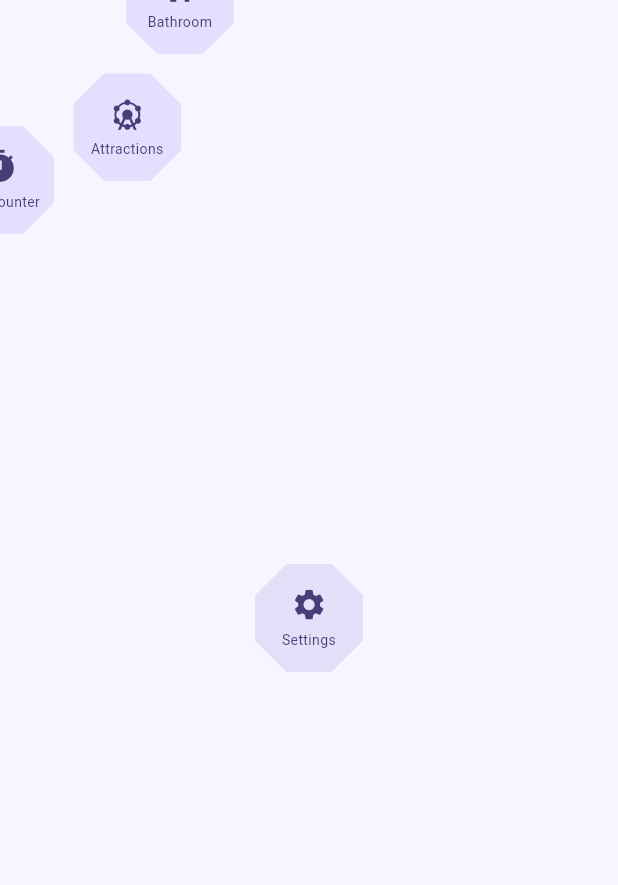
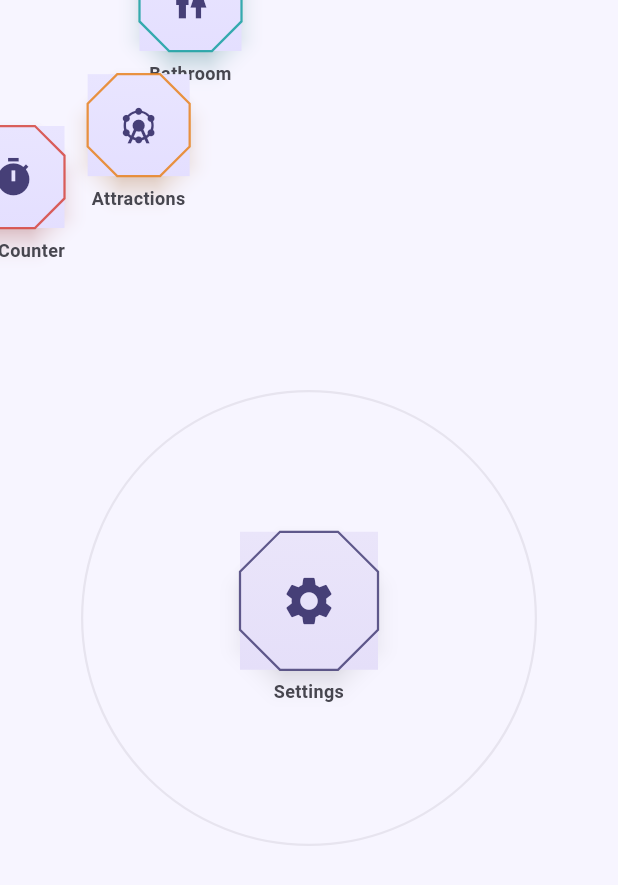
Before and after one commit to TeacherEvan/Quicky, a Flutter app: the DashboardPage screen opened directly, on a phone screen of 412 x 824 dp. Shown: the top 885 px of the screen. Run offline on Flutter 3.47's test engine with Material 3 defaults, Android fonts, the phone set to English and light mode, and no system bars; our stand-ins replace camera, flutter_riverpod, flutter_secure_storage, go_router, image_picker, shared_preferences; missing offline and left inert: installed_apps; accounts and stored records are empty.

Commit message:
feat(dashboard): per-tile accent tints, raised octagons, dark ring, responsive + tests
- OctagonTile: PhysicalShape shadow + gradient sheen + accent edge glow;
  label moved below the octagon for legibility; press-scale + staggered entrance
- DashboardLayout: viewport-scaled ring (no clip on small phones), dark-mode-aware
  connecting ring, 92px settings hub
- DashboardTile gains accent Color; dashboard provider assigns per-feature accents
- Add widget tests: accent+tap, 8-tile render at 320px no overflow
- flutter analyze clean (0 errors/warnings), 8/8 tests pass

```diff
--- a/lib/features/dashboard/dashboard_controller.dart
+++ b/lib/features/dashboard/dashboard_controller.dart
@@ -1,17 +1,21 @@
 import 'package:flutter/material.dart';
 import 'package:flutter_riverpod/flutter_riverpod.dart';
 
-/// Dashboard tile descriptor: route + static metadata.
+/// Dashboard tile descriptor: route + static metadata + accent color.
 class DashboardTile {
   const DashboardTile({
     required this.route,
     required this.icon,
     required this.labelKey,
+    required this.accent,
   });
 
   final String route;
   final IconData icon;
   final String labelKey;
+
+  /// Feature accent used for scannability (subtle octagon tint + edge glow).
+  final Color accent;
 }
 
 /// Provider holding the ordered list of dashboard tiles.
@@ -22,37 +26,49 @@ final dashboardTilesProvider = Provider<List<DashboardTile>>((ref) {
       route: '/cost',
       icon: Icons.attach_money,
       labelKey: 'costTile',
+      accent: Color(0xFF2E9E5B),
     ),
     DashboardTile(
       route: '/location',
       icon: Icons.place,
       labelKey: 'locationTile',
+      accent: Color(0xFF2D7FF9),
     ),
-    DashboardTile(route: '/bathroom', icon: Icons.wc, labelKey: 'bathroomTile'),
+    DashboardTile(
+      route: '/bathroom',
+      icon: Icons.wc,
+      labelKey: 'bathroomTile',
+      accent: Color(0xFF15A0A0),
+    ),
     DashboardTile(
       route: '/attractions',
       icon: Icons.attractions,
       labelKey: 'attractionsTile',
+      accent: Color(0xFFE8821E),
     ),
     DashboardTile(
       route: '/counter',
       icon: Icons.timer,
       labelKey: 'counterTile',
+      accent: Color(0xFFD6453D),
     ),
     DashboardTile(
       route: '/bolt',
       icon: Icons.electric_bolt,
       labelKey: 'boltTile',
+      accent: Color(0xFFE0A800),
     ),
     DashboardTile(
       route: '/banking',
       icon: Icons.account_balance,
       labelKey: 'bankingTile',
+      accent: Color(0xFF6C4BE0),
     ),
     DashboardTile(
       route: '/weather',
       icon: Icons.wb_sunny,
       labelKey: 'weatherTile',
+      accent: Color(0xFF1FA8C9),
     ),
   ];
 });
--- a/lib/features/dashboard/dashboard_page.dart
+++ b/lib/features/dashboard/dashboard_page.dart
@@ -22,6 +22,7 @@ class DashboardPage extends ConsumerWidget {
             icon: t.icon,
             label: _label(l10n, t.labelKey),
             semanticsLabel: _label(l10n, t.labelKey),
+            accent: t.accent,
             onTap: () => context.push(t.route),
           ),
         )
@@ -35,6 +36,7 @@ class DashboardPage extends ConsumerWidget {
           semanticsLabel: l10n.settingsTile,
           onTap: () => context.push(Routes.settings),
           color: Theme.of(context).colorScheme.secondaryContainer,
+          octagonSize: 92,
         ),
         tiles: octagonTiles,
       ),
--- a/lib/shared/widgets/dashboard_layout.dart
+++ b/lib/shared/widgets/dashboard_layout.dart
@@ -4,8 +4,11 @@ import 'package:flutter/material.dart';
 import 'package:quicky/shared/widgets/octagon_tile.dart';
 
 /// Lays out 8 tiles in an octagon formation around a center widget.
-/// Uses trig to position each tile on a ring; center is the settings hub.
-class DashboardLayout extends StatelessWidget {
+///
+/// Trig positions each tile on a ring; the rim size scales to the viewport so
+/// the outer tiles never clip on small phones, and a faint connecting ring
+/// ties the rim to the center hub. Tiles fade + pop in on a staggered curve.
+class DashboardLayout extends StatefulWidget {
   const DashboardLayout({
     super.key,
     required this.tiles,
@@ -19,26 +22,89 @@ class DashboardLayout extends StatelessWidget {
   final double radius;
 
   @override
+  State<DashboardLayout> createState() => _DashboardLayoutState();
+}
+
+class _DashboardLayoutState extends State<DashboardLayout>
+    with SingleTickerProviderStateMixin {
+  late final AnimationController _enter = AnimationController(
+    vsync: this,
+    duration: const Duration(milliseconds: 700),
+  )..forward();
+
+  @override
+  void dispose() {
+    _enter.dispose();
+    super.dispose();
+  }
+
+  @override
   Widget build(BuildContext context) {
-    assert(tiles.length == 8, 'DashboardLayout expects exactly 8 tiles.');
-    final placed = <Widget>[Center(child: center)];
-    for (var i = 0; i < tiles.length; i++) {
+    assert(
+      widget.tiles.length == 8,
+      'DashboardLayout expects exactly 8 tiles.',
+    );
+    final scheme = Theme.of(context).colorScheme;
+    final mq = MediaQuery.of(context);
+    final viewport = min(mq.size.width, mq.size.height);
+
+    // Scale the ring so the outermost octagon (plus its label) stays on-screen.
+    final octSize = widget.tiles.first.octagonSize;
+    final maxRadius = viewport / 2 - octSize - 20.0; // 20 = label + margin
+    final r = max(64.0, min(widget.radius, maxRadius));
+
+    // Brighter ring in dark mode so it stays visible on _darkSurface; faint in
+    // light mode so it doesn't compete with the octagons.
+    final isDark = scheme.brightness == Brightness.dark;
+    final ringColor = isDark
+        ? scheme.outlineVariant.withValues(alpha: 0.7)
+        : scheme.outlineVariant.withValues(alpha: 0.35);
+    final ring = Container(
+      width: r * 2 + octSize,
+      height: r * 2 + octSize,
+      decoration: BoxDecoration(
+        shape: BoxShape.circle,
+        border: Border.all(color: ringColor, width: 1.5),
+      ),
+    );
+
+    final placed = <Widget>[
+      _fade(child: Center(child: widget.center)),
+      Center(child: ring),
+    ];
+
+    for (var i = 0; i < widget.tiles.length; i++) {
       // Start at -90° (top) and step 45° clockwise.
       final angle = (-90 + i * 45) * pi / 180;
-      final dx = cos(angle) * radius;
-      final dy = sin(angle) * radius;
+      final dx = cos(angle) * r;
+      final dy = sin(angle) * r;
+      final delay = (i / widget.tiles.length) * 0.5;
+      final anim = CurvedAnimation(
+        parent: _enter,
+        curve: Interval(delay, 1, curve: Curves.easeOutBack),
+      );
       placed.add(
         Positioned(
-          // Offset by half the tile size so each tile's CENTER sits on the ring
-          // point (the Stack origin is its top-left, not the center).
-          left: dx - tiles[i].size / 2,
-          top: dy - tiles[i].size / 2,
-          child: tiles[i],
+          // Offset by half the octagon so its CENTER sits on the ring point;
+          // the label hangs below naturally.
+          left: dx - octSize / 2,
+          top: dy - octSize / 2,
+          child: FadeTransition(
+            opacity: anim,
+            child: ScaleTransition(
+              scale: Tween<double>(begin: 0.6, end: 1).animate(anim),
+              child: widget.tiles[i],
+            ),
+          ),
         ),
       );
     }
+
     return SizedBox.expand(
       child: Stack(alignment: Alignment.center, children: placed),
     );
   }
+
+  Widget _fade({required Widget child}) =>
+      FadeTransition(opacity: _enter, child: child);
 }
--- a/lib/shared/widgets/octagon_tile.dart
+++ b/lib/shared/widgets/octagon_tile.dart
@@ -1,82 +1,198 @@
 import 'package:flutter/material.dart';
 
-/// An octagon-shaped tappable tile: clip-path octagon, icon + label, tap ripple.
-class OctagonTile extends StatelessWidget {
+/// An octagon-shaped tappable tile.
+///
+/// The octagon body carries a real cast shadow ([PhysicalShape]) plus a subtle
+/// top-down gradient sheen and a thin outline so it reads as a raised surface
+/// rather than a flat cut-out. The label sits *below* the octagon (not inside
+/// it) so it stays legible at small sizes. A press scales the body for tactile
+/// feedback; the whole tile is one semantics node.
+class OctagonTile extends StatefulWidget {
   const OctagonTile({
     super.key,
     required this.icon,
     required this.label,
     required this.onTap,
-    this.size = 72,
+    this.octagonSize = 68,
     this.color,
+    this.accent,
+    this.labelStyle,
     this.semanticsLabel,
   });
 
   final IconData icon;
   final String label;
   final VoidCallback onTap;
-  final double size;
+  final double octagonSize;
   final Color? color;
+
+  /// Optional feature accent. Drives a subtle corner tint + edge glow for
+  /// scannability. Falls back to the on-color when null.
+  final Color? accent;
 
   /// Optional screen-reader label; defaults to [label] when null (Task 11.4 a11y).
   final String? semanticsLabel;
 
+  /// Caption style for the label beneath the octagon.
+  final TextStyle? labelStyle;
+
+  @override
+  State<OctagonTile> createState() => _OctagonTileState();
+}
+
+class _OctagonTileState extends State<OctagonTile>
+    with SingleTickerProviderStateMixin {
+  /// Drives the press-scale feedback (0.92 pressed -> 1.0 resting).
+  late final AnimationController _scale = AnimationController(
+    vsync: this,
+    duration: const Duration(milliseconds: 110),
+    lowerBound: 0.92,
+    upperBound: 1,
+  )..value = 1;
+
+  void _press() => _scale.reverse();
+  void _release() => _scale.forward();
+
+  @override
+  void dispose() {
+    _scale.dispose();
+    super.dispose();
+  }
+
   @override
   Widget build(BuildContext context) {
     final scheme = Theme.of(context).colorScheme;
-    final tileColor = color ?? scheme.primaryContainer;
-    final effectiveLabel = semanticsLabel ?? label;
-    return Material(
-      color: Colors.transparent,
-      child: Semantics(
+    final base = widget.color ?? scheme.primaryContainer;
+    final onColor = scheme.onPrimaryContainer;
+    final caption =
+        widget.labelStyle ??
+        TextStyle(
+          fontSize: 12,
+          fontWeight: FontWeight.w600,
+          color: scheme.onSurfaceVariant,
+        );
+
+    return Semantics(
       button: true,
-        label: effectiveLabel,
-        child: InkWell(
-          onTap: onTap,
-          customBorder: const _OctagonBorder(),
-          borderRadius: BorderRadius.circular(12),
+      label: widget.semanticsLabel ?? widget.label,
+      child: GestureDetector(
+        onTapDown: (_) => _press(),
+        onTapUp: (_) {
+          _release();
+          widget.onTap();
+        },
+        onTapCancel: _release,
+        child: Column(
+          mainAxisSize: MainAxisSize.min,
+          children: [
+            ScaleTransition(
+              scale: _scale,
+              child: _OctagonBody(
+                size: widget.octagonSize,
+                icon: widget.icon,
+                color: base,
+                accent: widget.accent,
+                onColor: onColor,
+              ),
+            ),
+            const SizedBox(height: 6),
+            ExcludeSemantics(
               child: SizedBox(
-            width: size,
-            height: size,
-            child: ClipPath(
-              clipper: const _OctagonClipper(),
-              child: Container(
-                color: tileColor,
-                child: Column(
-                  mainAxisAlignment: MainAxisAlignment.center,
-                  children: [
-                    Icon(
-                      icon,
-                      size: size * 0.34,
-                      color: scheme.onPrimaryContainer,
-                    ),
-                    const SizedBox(height: 4),
-                    Padding(
-                      padding: const EdgeInsets.symmetric(horizontal: 4),
-                      // Exclude the inner Text from the semantics tree so the
-                      // tile's label isn't announced twice (Text + Semantics).
-                      child: ExcludeSemantics(
+                width: widget.octagonSize + 18,
                 child: Text(
-                          label,
+                  widget.label,
                   textAlign: TextAlign.center,
-                          maxLines: 2,
+                  maxLines: 1,
                   overflow: TextOverflow.ellipsis,
-                          style: TextStyle(
-                            fontSize: size * 0.13,
-                            color: scheme.onPrimaryContainer,
-                          ),
+                  style: caption,
                 ),
               ),
             ),
           ],
         ),
       ),
+    );
+  }
+}
+
+/// The raised octagon body: cast shadow + gradient sheen + outline.
+class _OctagonBody extends StatelessWidget {
+  const _OctagonBody({
+    required this.size,
+    required this.icon,
+    required this.color,
+    required this.accent,
+    required this.onColor,
+  });
+
+  final double size;
+  final IconData icon;
+  final Color color;
+  final Color? accent;
+  final Color onColor;
+
+  @override
+  Widget build(BuildContext context) {
+    final clipper = const _OctagonClipper();
+    final edge = accent ?? onColor;
+    return Stack(
+      children: [
+        PhysicalShape(
+          clipper: clipper,
+          elevation: 6,
+          shadowColor: accent?.withValues(alpha: 0.45) ?? Colors.black45,
+          color: color,
+          // PhysicalShape clips its child to the octagon automatically.
+          child: Container(
+            width: size,
+            height: size,
+            decoration: BoxDecoration(
+              gradient: LinearGradient(
+                begin: Alignment.topCenter,
+                end: Alignment.bottomCenter,
+                colors: [Color.lerp(color, Colors.white, 0.20)!, color],
+              ),
+            ),
+            child: Center(
+              child: Icon(icon, size: size * 0.42, color: onColor),
             ),
           ),
         ),
+        // Thin accent edge so the octagon keeps its hue against similar tones
+        // and reads as the feature's color at a glance.
+        IgnorePointer(
+          child: SizedBox(
+            width: size,
+            height: size,
+            child: CustomPaint(
+              painter: _OctagonOutlinePainter(edge.withValues(alpha: 0.85)),
             ),
+          ),
+        ),
+      ],
     );
   }
+}
+
+class _OctagonOutlinePainter extends CustomPainter {
+  _OctagonOutlinePainter(this.color);
+  final Color color;
+
+  @override
+  void paint(Canvas canvas, Size size) {
+    final path = const _OctagonClipper().getClip(size);
+    canvas.drawPath(
+      path,
+      Paint()
+        ..style = PaintingStyle.stroke
+        ..strokeWidth = 1.5
+        ..color = color,
+    );
+  }
+
+  @override
+  bool shouldRepaint(covariant _OctagonOutlinePainter old) =>
+      old.color != color;
 }
 
 class _OctagonClipper extends CustomClipper<Path> {
@@ -87,7 +203,7 @@ class _OctagonClipper extends CustomClipper<Path> {
     final w = size.width;
     final h = size.height;
     final c = w * 0.29; // corner cut length
-    final path = Path()
+    return Path()
       ..moveTo(c, 0)
       ..lineTo(w - c, 0)
       ..lineTo(w, c)
@@ -97,44 +213,8 @@ class _OctagonClipper extends CustomClipper<Path> {
       ..lineTo(0, h - c)
       ..lineTo(0, c)
       ..close();
-    return path;
   }
 
   @override
   bool shouldReclip(_OctagonClipper old) => false;
 }
-
-class _OctagonBorder extends OutlinedBorder {
-  const _OctagonBorder();
-
-  @override
-  OutlinedBorder copyWith({BorderSide? side}) => this;
-
-  @override
-  EdgeInsetsGeometry get dimensions => EdgeInsets.zero;
-
-  @override
-  Path getOuterPath(Rect rect, {TextDirection? textDirection}) {
-    final c = rect.width * 0.29;
-    return Path()
-      ..moveTo(rect.left + c, rect.top)
-      ..lineTo(rect.right - c, rect.top)
-      ..lineTo(rect.right, rect.top + c)
-      ..lineTo(rect.right, rect.bottom - c)
-      ..lineTo(rect.right - c, rect.bottom)
-      ..lineTo(rect.left + c, rect.bottom)
-      ..lineTo(rect.left, rect.bottom - c)
-      ..lineTo(rect.left, rect.top + c)
-      ..close();
-  }
-
-  @override
-  Path getInnerPath(Rect rect, {TextDirection? textDirection}) =>
-      getOuterPath(rect);
-
-  @override
-  void paint(Canvas canvas, Rect rect, {TextDirection? textDirection}) {}
-
-  @override
-  OutlinedBorder scale(double t) => this;
-}
```
Also changed, not shown: 1 other file. Lines whose indentation alone changed are shown as unchanged.
